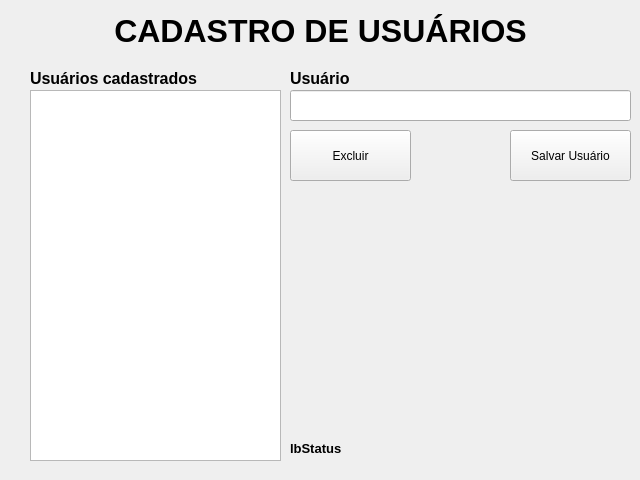
Old version of the form screen/ui_designer/screen_cadastro_usuarios.ui in the repository mateusmoratelli/MinhaBiblioteca.
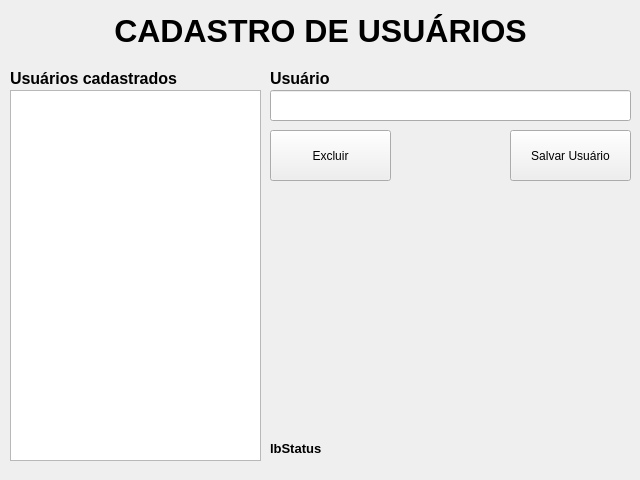
New version of the form. Icons and pictures are not drawn.

What changed in the file:
```diff
--- a/screen/ui_designer/screen_cadastro_usuarios.ui
+++ b/screen/ui_designer/screen_cadastro_usuarios.ui
@@ -48,7 +48,7 @@
   <widget class="QListWidget" name="lstUsuarios">
    <property name="geometry">
     <rect>
-     <x>30</x>
+     <x>10</x>
      <y>90</y>
      <width>251</width>
      <height>371</height>
@@ -81,9 +81,9 @@
   <widget class="QLineEdit" name="txtUsuario">
    <property name="geometry">
     <rect>
-     <x>290</x>
+     <x>270</x>
      <y>90</y>
-     <width>341</width>
+     <width>361</width>
      <height>31</height>
     </rect>
    </property>
@@ -96,7 +96,7 @@
   <widget class="QLabel" name="label_2">
    <property name="geometry">
     <rect>
-     <x>290</x>
+     <x>270</x>
      <y>70</y>
      <width>121</width>
      <height>16</height>
@@ -116,7 +116,7 @@
   <widget class="QLabel" name="label_3">
    <property name="geometry">
     <rect>
-     <x>30</x>
+     <x>10</x>
      <y>70</y>
      <width>241</width>
      <height>16</height>
@@ -136,7 +136,7 @@
   <widget class="QPushButton" name="btExcluirUsuario">
    <property name="geometry">
     <rect>
-     <x>290</x>
+     <x>270</x>
      <y>130</y>
      <width>121</width>
      <height>51</height>
@@ -159,9 +159,9 @@
   <widget class="QLabel" name="lbStatus">
    <property name="geometry">
     <rect>
-     <x>290</x>
+     <x>270</x>
      <y>440</y>
-     <width>351</width>
+     <width>361</width>
      <height>16</height>
     </rect>
    </property>
```
